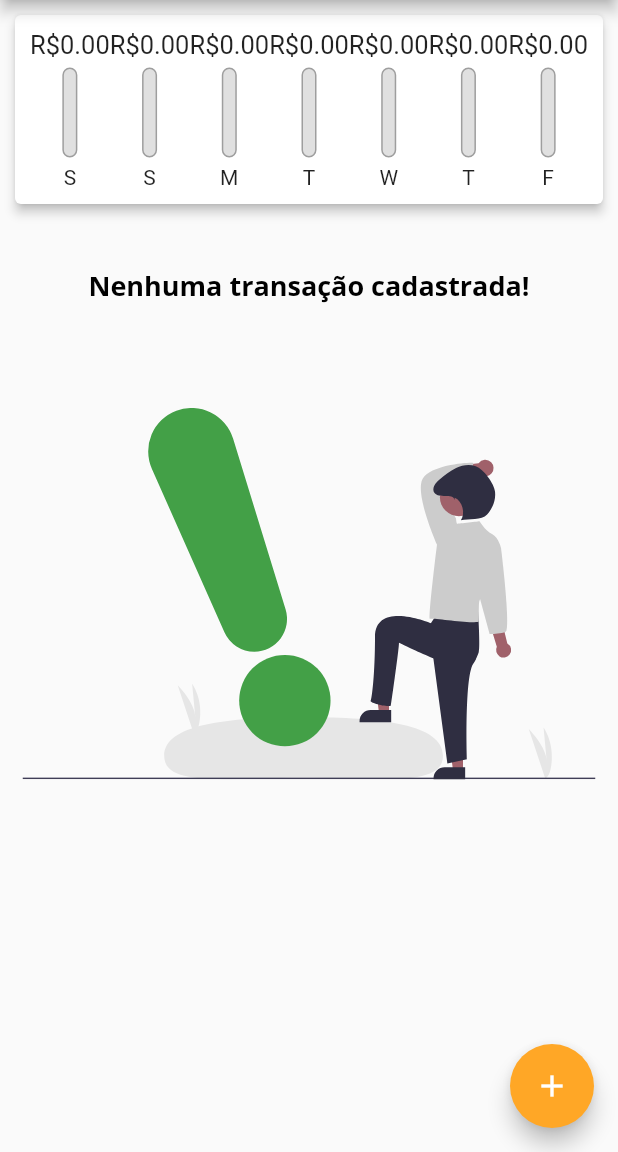
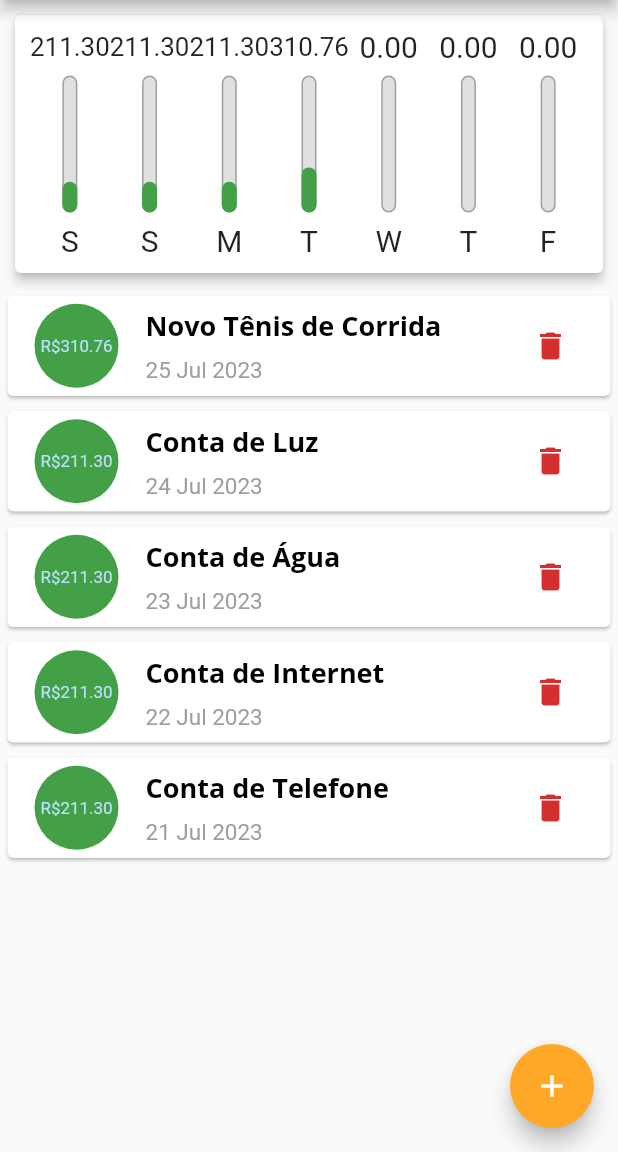
Before and after one commit to AlexBitar80/despesas_pessoais_app, a Flutter app: the screen it shows after launch, on a phone screen of 412 x 824 dp, the part 84-1236 px from its top. Run offline on Flutter 3.47's test engine with Material 2 defaults, Android fonts, the phone set to English and light mode, and no system bars; our stand-ins replace brasil_fields, flutter_svg.

Commit message:
fix: fix chart bar layout and add dynamic height for scrolling transaction cards

```diff
--- a/lib/components/chart_transaction_bar.dart
+++ b/lib/components/chart_transaction_bar.dart
@@ -14,21 +14,23 @@ class ChartTransactionBar extends StatelessWidget {
 
   @override
   Widget build(BuildContext context) {
+    return LayoutBuilder(
+      builder: (context, constraints) {
         return Column(
           children: [
             SizedBox(
-          height: 20,
+              height: constraints.maxHeight * 0.15,
               child: FittedBox(
                 child: Text(
-              'R\$${value.toStringAsFixed(2)}',
+                  value.toStringAsFixed(2),
                 ),
               ),
             ),
-        const SizedBox(
-          height: 5,
+            SizedBox(
+              height: constraints.maxHeight * 0.05,
             ),
             SizedBox(
-          height: 60,
+              height: constraints.maxHeight * 0.6,
               width: 10,
               child: Stack(
                 alignment: Alignment.bottomCenter,
@@ -61,11 +63,18 @@ class ChartTransactionBar extends StatelessWidget {
                 ],
               ),
             ),
-        const SizedBox(
-          height: 5,
+            SizedBox(
+              height: constraints.maxHeight * 0.05,
             ),
-        Text(label),
+            SizedBox(
+              height: constraints.maxHeight * 0.15,
+              child: FittedBox(
+                child: Text(label),
+              ),
+            ),
           ],
+        );
+      },
     );
   }
 }
--- a/lib/main.dart
+++ b/lib/main.dart
@@ -60,7 +60,58 @@ class _MyHomePageState extends State<MyHomePage> {
 
   final valueController = TextEditingController();
 
-  final List<Transaction> _transactions = <Transaction>[];
+  final List<Transaction> _transactions = <Transaction>[
+    Transaction(
+      id: 't1',
+      title: 'Novo Tênis de Corrida',
+      amount: 310.76,
+      date: DateTime.now().subtract(
+        const Duration(
+          days: 3,
+        ),
+      ),
+    ),
+    Transaction(
+      id: 't2',
+      title: 'Conta de Luz',
+      amount: 211.30,
+      date: DateTime.now().subtract(
+        const Duration(
+          days: 4,
+        ),
+      ),
+    ),
+    Transaction(
+      id: 't3',
+      title: 'Conta de Água',
+      amount: 211.30,
+      date: DateTime.now().subtract(
+        const Duration(
+          days: 5,
+        ),
+      ),
+    ),
+    Transaction(
+      id: 't4',
+      title: 'Conta de Internet',
+      amount: 211.30,
+      date: DateTime.now().subtract(
+        const Duration(
+          days: 6,
+        ),
+      ),
+    ),
+    Transaction(
+      id: 't5',
+      title: 'Conta de Telefone',
+      amount: 211.30,
+      date: DateTime.now().subtract(
+        const Duration(
+          days: 7,
+        ),
+      ),
+    ),
+  ];
 
   _addTransaction(String title, double amount, DateTime date) {
     final newTransaction = Transaction(
@@ -118,8 +169,7 @@ class _MyHomePageState extends State<MyHomePage> {
   // This widget is the root of your application.
   @override
   Widget build(BuildContext context) {
-    return Scaffold(
-      appBar: AppBar(
+    final appBar = AppBar(
       title: const Text('Despesas Pessoais'),
       actions: [
         IconButton(
@@ -127,15 +177,28 @@ class _MyHomePageState extends State<MyHomePage> {
           icon: const Icon(Icons.add),
         ),
       ],
-      ),
+    );
+
+    final availbaleHeiht = MediaQuery.of(context).size.height -
+        appBar.preferredSize.height -
+        MediaQuery.of(context).padding.top;
+
+    return Scaffold(
+      appBar: appBar,
       body: SingleChildScrollView(
         child: Column(
           crossAxisAlignment: CrossAxisAlignment.stretch,
           children: <Widget>[
-            ChartTransactions(recentTransaction: _recentTransactions),
-            TransactionCardList(
+            SizedBox(
+              height: availbaleHeiht * 0.25,
+              child: ChartTransactions(recentTransaction: _recentTransactions),
+            ),
+            SizedBox(
+              height: availbaleHeiht * 0.75,
+              child: TransactionCardList(
                 transactions: _transactions,
                 onRemove: _removeTransaction,
+              ),
             ),
           ],
         ),
```
Lines whose indentation alone changed are shown as unchanged.
